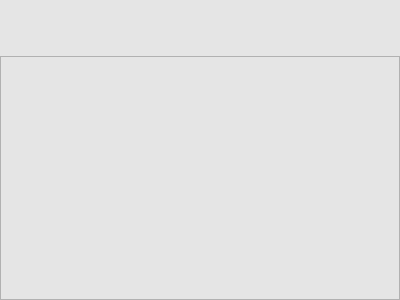
The window that src/ui/linux/TogglDesktop/timeentrylistwidget.ui (toggl-open-source/toggldesktop) describes before a commit, drawn with Qt 5.
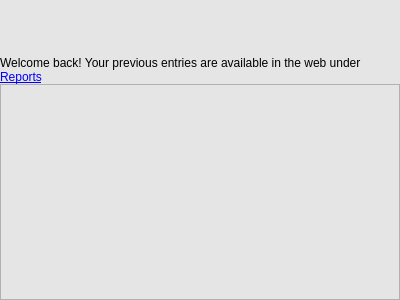
The same window after the commit. Custom widgets are drawn as their Qt base class.

Commit message: Blank TE list view state, fixes #497 (linux)

```diff
--- a/src/ui/linux/TogglDesktop/timeentrylistwidget.ui
+++ b/src/ui/linux/TogglDesktop/timeentrylistwidget.ui
@@ -48,6 +48,25 @@
      </property>
     </widget>
    </item>
+   <item>
+    <widget class="QLabel" name="blankView">
+     <property name="text">
+      <string>Welcome back! Your previous entries are available in the web under &lt;a href=&quot;#reports&quot;&gt;Reports&lt;/a&gt;</string>
+     </property>
+     <property name="textFormat">
+      <enum>Qt::RichText</enum>
+     </property>
+     <property name="alignment">
+      <set>Qt::AlignLeading|Qt::AlignLeft|Qt::AlignTop</set>
+     </property>
+     <property name="wordWrap">
+      <bool>true</bool>
+     </property>
+     <property name="margin">
+      <number>10</number>
+     </property>
+    </widget>
+   </item>
    <item>
     <widget class="QListWidget" name="list"/>
    </item>
```
The commit also changes 2 other files.
